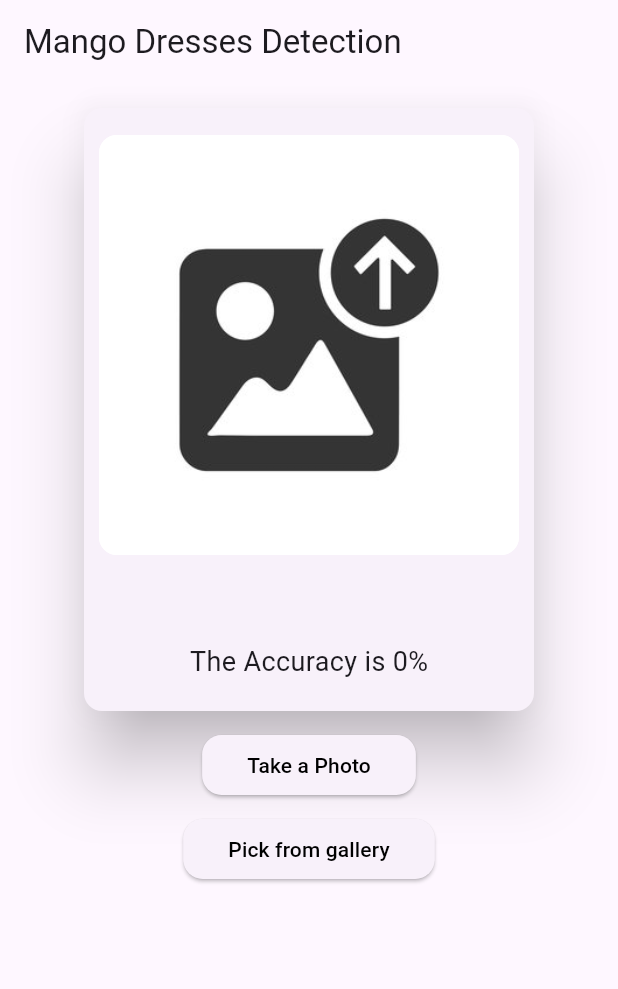
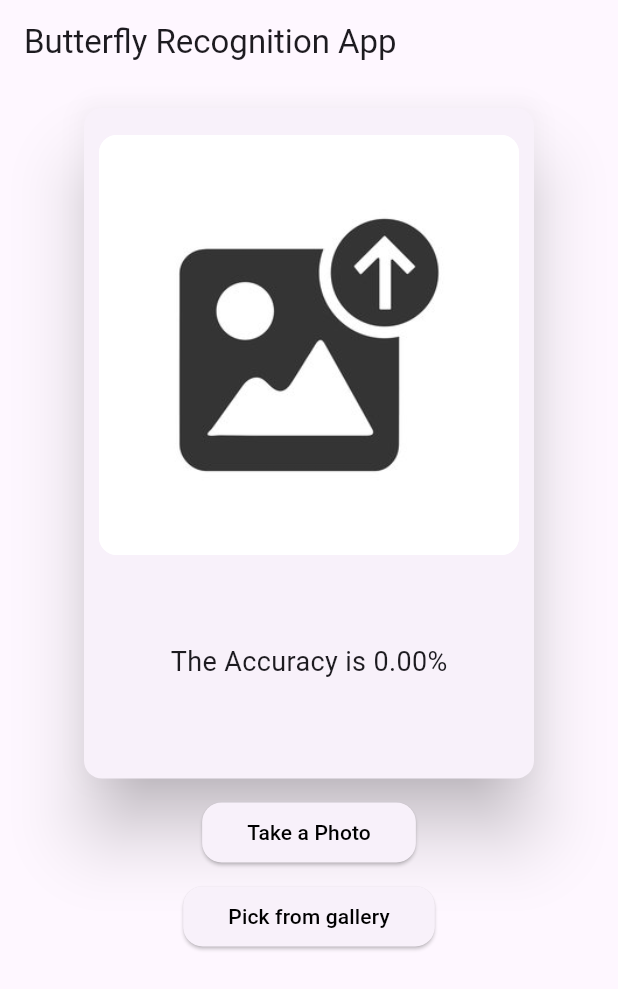
Before and after one commit to CeoJim18/surinaamse-vlinderherkennings-app, a Flutter app: the screen it shows after launch, after a tap on "Take a Photo", on a phone screen of 412 x 824 dp. Shown: the top 989 px of the screen. Run offline on Flutter 3.47's test engine with Material 3 defaults, Android fonts, the phone set to English and light mode, and no system bars; our stand-ins replace image_picker, sqflite; missing offline and left inert: tflite_flutter; accounts and stored records are empty.

```diff
--- a/assets/labels.txt
+++ /dev/null
@@ -1,3 +0,0 @@
-0
-1
-2
--- a/lib/main.dart
+++ b/lib/main.dart
@@ -1,8 +1,11 @@
 import 'dart:io';
 import 'dart:typed_data';
 
+import 'package:flutter/cupertino.dart';
 import 'package:flutter/material.dart';
 import 'package:image/image.dart' as img;
+import 'package:myapp/screens/information_page.dart';
+import 'package:myapp/services/database_service.dart';
 import 'package:tflite_flutter/tflite_flutter.dart';
 import 'package:image_picker/image_picker.dart';
 
@@ -15,7 +18,6 @@ void main() {
 class MyApp extends StatelessWidget {
   const MyApp({super.key});
 
-  // This widget is the root of your application.
   @override
   Widget build(BuildContext context) {
     return MaterialApp(
@@ -41,12 +43,19 @@ class _MyHomePageState extends State<MyHomePage> {
   String label = '';
   double confidence = 0.0;
   late Interpreter interpreter;
+  final DatabaseService _databaseService = DatabaseService.instance;
+
+  // List<String> butterflySpecies = [
+  //   'Heraclides thoas',
+  //   'Heliopetes arsalte',
+  //   'Heliconius antiochus'
+  // ];
 
   Future<void> _tfLteInit() async {
     try {
-      InterpreterOptions().useNnApiForAndroid = true;
-      interpreter = await Interpreter.fromAsset('assets/model1(new).tflite',
-          options: InterpreterOptions());
+      // InterpreterOptions().useNnApiForAndroid = true;
+      interpreter =
+          await Interpreter.fromAsset('assets/__2024-10-07_01_46.tflite');
     } catch (e) {
       devtools.log("Error loading model: $e");
     }
@@ -54,12 +63,11 @@ class _MyHomePageState extends State<MyHomePage> {
 
   pickImageGallery() async {
     var inputDetails = interpreter.getInputTensor(0);
-    var inputShape =
-        inputDetails.shape; // Input shape [1, height, width, channels]
+
+    var inputShape = inputDetails.shape;
 
     devtools.log(inputShape.toString());
     final ImagePicker picker = ImagePicker();
-// Pick an image.
     final image = await picker.pickImage(source: ImageSource.gallery);
 
     if (image == null) return;
@@ -70,15 +78,6 @@ class _MyHomePageState extends State<MyHomePage> {
       filePath = imageFile;
     });
 
-// IMAGE PREPROCESSING
-    // img.Image imageDecoded = img.decodeImage(imageFile.readAsBytesSync())!;
-
-    // img.Image resizedImage = img.copyResize(imageDecoded,
-    //     width: inputShape[1], height: inputShape[2]);
-
-    // var inputData = imageToByteListFloat32(
-    //     resizedImage.getBytes(), resizedImage.width, resizedImage.height);
-
     // volgens https://medium.com/geekculture/bring-your-image-classification-model-to-life-with-flutter-5148efbf3647:
 
     img.Image? imageDecoded = img.decodeImage(imageFile.readAsBytesSync())!;
@@ -88,165 +87,59 @@ class _MyHomePageState extends State<MyHomePage> {
 
     Float32List inputBytes = Float32List(1 * inputShape[1] * inputShape[2] * 3);
     int pixelIndex = 0;
-    Uint8List imageBytes =
-        resizedImage.getBytes(); // Get raw bytes of the image
-
-    // Loop over every pixel
+    Uint8List imageBytes = resizedImage.getBytes();
     for (int y = 0; y < resizedImage.height; y++) {
       for (int x = 0; x < resizedImage.width; x++) {
-        // Get the pixel's offset (each pixel is represented by 4 bytes: RGBA)
-        int pixelOffset = (y * resizedImage.width + x) * 4;
+        int pixelOffset = (y * resizedImage.width + x) * 3;
 
-        // Extract RGB values from the pixel
         int r = imageBytes[pixelOffset]; // Red channel
         int g = imageBytes[pixelOffset + 1]; // Green channel
         int b = imageBytes[pixelOffset + 2]; // Blue channel
 
-        // Normalize the RGB values to the range [-1, 1]
-        inputBytes[pixelIndex++] = r / 127.5 - 1.0;
-        inputBytes[pixelIndex++] = g / 127.5 - 1.0;
-        inputBytes[pixelIndex++] = b / 127.5 - 1.0;
+        // Normalize the RGB values
+        inputBytes[pixelIndex++] = r.toDouble(); // R
+        inputBytes[pixelIndex++] = g.toDouble(); // G
+        inputBytes[pixelIndex++] = b.toDouble(); // B
       }
     }
-
-// ----------------------------------------------------------
-// Add batch dimension if necessary (check your model's input shape)
-    // if (inputShape[0] == 1) {
-    // If batch size is 1
-    // inputData = inputData;
-    // }
-    // var output = List.filled(1 * 3, 0);
-// ----------------------------------------------------------
-    final input = inputBytes.reshape([1, 320, 320, 3]);
+    final input = inputBytes.reshape([1, inputShape[1], inputShape[2], 3]);
 
     // Output container
     final output = Float32List(1 * 3).reshape([1, 3]);
     interpreter.run(input, output);
-
-    // var finaloutPut = output;
-
-    // devtools.log(finaloutPut.toString());
     var volledigeOutputTensor = output[0];
 
-    final predictionResult = output[0] as List<double>;
+    devtools.log(volledigeOutputTensor.toString());
+
+    final predictionResult = volledigeOutputTensor as List<double>;
     double maxElement = predictionResult.reduce(
       (double maxElement, double element) =>
           element > maxElement ? element : maxElement,
     );
 
-    devtools.log(predictionResult.indexOf(maxElement).toString());
-    // var outputTensor = interpreter.getOutputTensor(0);
+    int maxIndex = predictionResult.indexOf(maxElement);
 
-//     // Get the buffer associated with the output tensor
-//     Uint8List buffer = outputTensor.data;
+    final speciesData = await _databaseService.getButterflyInfo(maxIndex + 1);
 
-// // Create a Float32List view of the buffer
-//     Uint8List outputData = buffer;
+    String speciesName = speciesData!['species_name'];
 
-// Find the class with the highest probability
-    // int maxIndex = 0;
-    // int maxValue = outputData[0];
-    // for (int i = 1; i < outputData.length; i++) {
-    //   if (outputData[i] > maxValue) {
-    //     maxValue = outputData[i];
-    //     maxIndex = i;
-    //   }
-    // }
+    devtools.log(speciesName);
+    devtools.log(maxElement.toString());
 
     setState(() {
-      // confidence = maxValue as double;
-      // label = "Class $maxIndex"; // Assuming your labels are just class numbers
+      confidence = maxElement * 100;
+      label = speciesName;
     });
   }
 
-  List<List<List<List<double>>>> imageToByteListFloat32(
-      Uint8List imageBytes, int width, int height) {
-    var convertedBytes = Float32List(1 * width * height * 3);
-    var buffer = Float32List.view(convertedBytes.buffer);
-    int pixelIndex = 0;
-    for (int i = 0; i < width * height; i++) {
-      int pixel = imageBytes[i * 4]; // Assuming 4 channels (RGBA)
-
-      // Extract color components using bitwise operations
-      int red = (pixel >> 16) & 0xFF;
-      int green = (pixel >> 8) & 0xFF;
-      int blue = pixel & 0xFF;
-
-      buffer[pixelIndex++] = (red - 127.5) / 127.5;
-      buffer[pixelIndex++] = (green - 127.5) / 127.5;
-      buffer[pixelIndex++] = (blue - 127.5) / 127.5;
-    }
-    return [
-      [
-        [convertedBytes.buffer.asFloat32List()]
-      ]
-    ];
-  }
-
-  // Future<List<List<double>>> runModelOnImage(
-  //     List<List<List<List<double>>>> input) async {
-  //   // Flatten the input list
-  //   List<double> flattenedInput =
-  //       input.expand((i) => i).expand((i) => i).expand((i) => i).toList();
-
-  //   // Create a Float32List from the flattened input
-  //   Float32List inputFloat32List = Float32List.fromList(flattenedInput);
-
-  //   // Create a Tensor from the Float32List
-  //   var inputTensor = Tensor(interpreter, 0); // Assuming input is at index 0
-  //   inputTensor.copyFromBuffer(inputFloat32List.buffer);
-
-  //   var outputTensor =
-  //       TensorBuffer.createFixedSize(<int>[1, 1001], TfLiteType.float32);
-
-  //   interpreter.run(inputTensor, outputTensor);
-
-  //   return outputTensor.getDoubleList().reshape([1, 1001]);
-  // }
-
-//   pickImageCamera() async {
-//     final ImagePicker picker = ImagePicker();
-// // Pick an image.
-//     final XFile? image = await picker.pickImage(source: ImageSource.camera);
-
-//     if (image == null) return;
-
-//     var imageMap = File(image.path);
-
-//     setState(() {
-//       filePath = imageMap;
-//     });
-
-//     // var recognitions = await Tflite.runModelOnImage(
-//     //     path: image.path, // required
-//     //     imageMean: 0.0, // defaults to 117.0
-//     //     imageStd: 255.0, // defaults to 1.0
-//     //     numResults: 2, // defaults to 5
-//     //     threshold: 0.2, // defaults to 0.1
-//     //     asynch: true // defaults to true
-//     //     );
-
-//     if (recognitions == null) {
-//       devtools.log("recognitions is Null");
-//       return;
-//     }
-//     devtools.log(recognitions.toString());
-//     setState(() {
-//       confidence = (recognitions[0]['confidence'] * 100);
-//       label = recognitions[0]['label'].toString();
-//     });
-//   }
-
   @override
   void dispose() {
-    // TODO: implement dispose
     super.dispose();
     interpreter.close();
   }
 
   @override
   void initState() {
-    // TODO: implement initState
     super.initState();
     _tfLteInit();
   }
@@ -255,7 +148,7 @@ class _MyHomePageState extends State<MyHomePage> {
   Widget build(BuildContext context) {
     return Scaffold(
       appBar: AppBar(
-        title: const Text("Mango Dresses Detection"),
+        title: const Text("Butterfly Recognition App"),
       ),
       body: SingleChildScrollView(
         child: Center(
@@ -310,14 +203,29 @@ class _MyHomePageState extends State<MyHomePage> {
                                 height: 12,
                               ),
                               Text(
-                                "The Accuracy is ${confidence.toStringAsFixed(0)}%",
+                                "The Accuracy is ${confidence.toStringAsFixed(2)}%",
                                 style: const TextStyle(
                                   fontSize: 18,
                                 ),
                               ),
                               const SizedBox(
-                                height: 12,
+                                height: 5,
                               ),
+                              CupertinoButton(
+                                  child: label.isNotEmpty
+                                      ? const Text('Learn more',
+                                          style: TextStyle(
+                                              color: Colors.deepPurple,
+                                              fontWeight: FontWeight.bold))
+                                      : const Text(''),
+                                  onPressed: () {
+                                    Navigator.push(
+                                        context,
+                                        CupertinoPageRoute(
+                                            builder: (context) =>
+                                                InformationPage(
+                                                    vlinderSoort: label)));
+                                  })
                             ],
                           ),
                         ),
--- /dev/null
+++ b/lib/services/database_service.dart
@@ -0,0 +1,94 @@
+
+import 'package:sqflite/sqflite.dart';
+import 'package:path/path.dart';
+import 'package:flutter/services.dart' show ByteData, rootBundle;
+import 'dart:io';
+import 'dart:developer' as devtools;
+
+class DatabaseService {
+  static Database? _db;
+  static final DatabaseService instance = DatabaseService._constructor();
+
+  final String _butterflyInformationTableName = 'butterfly_species';
+  final String _speciesIdColumnName = 'species_id';
+  final String _speciesNameColumnName = 'species_name';
+
+  DatabaseService._constructor();
+
+    Future<Database> initDatabase() async {
+    // Get the path to the database directory
+    String dbPath = await getDatabasesPath();
+    String path = join(dbPath, 'butterfly_species.db');
+
+    // Check if the database already exists
+    bool dbExists = await databaseExists(path);
+
+    if (!dbExists) {
+      // If the database doesn't exist, copy it from assets
+      devtools.log('Copying database from assets...');
+      ByteData data =
+          await rootBundle.load('assets/databases/butterfly_species.db');
+      List<int> bytes =
+          data.buffer.asUint8List(data.offsetInBytes, data.lengthInBytes);
+
+      // Write the copied database to the device
+      await File(path).writeAsBytes(bytes, flush: true);
+    } else {
+      devtools.log('Database already exists.');
+    }
+
+    // Open the database
+    return await openDatabase(path);
+  }
+
+   Future<Database> get database async {
+    if (_db != null) {
+      return _db!;
+    }
+    _db = await initDatabase();
+    return _db!;
+  }
+
+    Future<Map<String, dynamic>?> getButterflyInfo(int speciesId) async {
+    final db = await database;
+    final List<Map<String, dynamic>> results = await db.query(
+      _butterflyInformationTableName,
+      where: '$_speciesIdColumnName = ?',
+      whereArgs: [speciesId],
+    );
+    if (results.isNotEmpty) {
+      return results.first;
+    }
+    return null;
+  }
+
+//   Future<Database> get database async {
+//     if (_db != null) {
+//       return _db!;
+//     }
+//     _db = await getDatabase();
+//     return _db!;
+//   }
+
+//   Future<Database> getDatabase() async {
+//     final databaseDirPath = await getDatabasesPath();
+//     final databasePath = join(databaseDirPath, 'butterflies_database.db');
+
+//     final database = await openDatabase(
+//       databasePath,
+//       //version: 1,
+//       onCreate: (db, version) {
+//         db.execute('''
+// CREATE TABLE $_butterflyInformationTableName(
+//   $_speciesIdColumnName INTEGER PRIMARY KEY,
+//   $_speciesNameColumnName TEXT NOT NULL,
+// )
+// ''');
+//       },
+//     );
+//     return database;
+//   }
+// }
+
+
+}
```
Also changed, not shown: lib/screens/information_page.dart (added, +30 -0 lines), pubspec.yaml (+5 -7 lines), assets/0020004.png (deleted), pubspec.lock, 4 other files.
